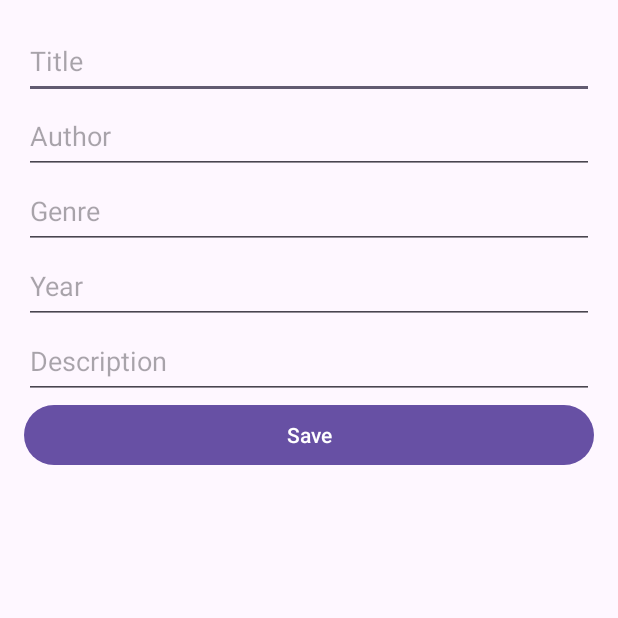
After one commit to Ivelina-Mircheva/MobileApps2025-2301321040, an Android app: the BookFormActivity screen opened directly, with no data from a screen before it, on a phone screen of 412 x 824 dp, the top half of it. The commit adds this screen. Run offline under Robolectric (Android 15) with nearby library versions, the phone set to English and light mode, and no system bars.

Commit message:
Added new activity and relate it to the main.

```diff
--- a/app/src/main/AndroidManifest.xml
+++ b/app/src/main/AndroidManifest.xml
@@ -12,6 +12,9 @@
         android:supportsRtl="true"
         android:theme="@style/Theme.MobileApps20252301321040">
         <activity
+            android:name=".BookFormActivity"
+            android:exported="false" />
+        <activity
             android:name=".MainActivity"
             android:exported="true">
             <intent-filter>
--- /dev/null
+++ b/app/src/main/java/com/example/mobileapps2025_2301321040/BookFormActivity.java
@@ -0,0 +1,24 @@
+package com.example.mobileapps2025_2301321040;
+
+import android.os.Bundle;
+
+import androidx.activity.EdgeToEdge;
+import androidx.appcompat.app.AppCompatActivity;
+import androidx.core.graphics.Insets;
+import androidx.core.view.ViewCompat;
+import androidx.core.view.WindowInsetsCompat;
+
+public class BookFormActivity extends AppCompatActivity {
+
+    @Override
+    protected void onCreate(Bundle savedInstanceState) {
+        super.onCreate(savedInstanceState);
+        EdgeToEdge.enable(this);
+        setContentView(R.layout.activity_book_form);
+//        ViewCompat.setOnApplyWindowInsetsListener(findViewById(R.id.main), (v, insets) -> {
+//            Insets systemBars = insets.getInsets(WindowInsetsCompat.Type.systemBars());
+//            v.setPadding(systemBars.left, systemBars.top, systemBars.right, systemBars.bottom);
+//            return insets;
+//        });
+    }
+}
--- /dev/null
+++ b/app/src/main/res/layout/activity_book_form.xml
@@ -0,0 +1,47 @@
+<?xml version="1.0" encoding="utf-8"?>
+<ScrollView
+xmlns:android="http://schemas.android.com/apk/res/android"
+android:layout_width="match_parent"
+android:layout_height="match_parent">
+
+<LinearLayout
+    android:orientation="vertical"
+    android:padding="16dp"
+    android:layout_width="match_parent"
+    android:layout_height="wrap_content">
+
+    <EditText
+        android:id="@+id/etTitle"
+        android:hint="Title"
+        android:layout_width="match_parent"
+        android:layout_height="50dp"/>
+    <EditText
+        android:id="@+id/etAuthor"
+        android:hint="Author"
+        android:layout_width="match_parent"
+        android:layout_height="50dp"/>
+    <EditText
+        android:id="@+id/etGenre"
+        android:hint="Genre"
+        android:layout_width="match_parent"
+        android:layout_height="50dp"/>
+    <EditText
+        android:id="@+id/etYear"
+        android:hint="Year"
+        android:inputType="number"
+        android:layout_width="match_parent"
+        android:layout_height="50dp"/>
+    <EditText
+        android:id="@+id/etDescription"
+        android:hint="Description"
+        android:layout_width="match_parent"
+        android:layout_height="50dp"/>
+
+    <Button
+        android:id="@+id/btnSaveBook"
+        android:text="Save"
+        android:layout_width="match_parent"
+        android:layout_height="wrap_content"/>
+
+</LinearLayout>
+</ScrollView>
```
Also changed, not shown: app/src/main/java/com/example/mobileapps2025_2301321040/MainActivity.java (+12 -0 lines), app/src/main/res/layout/activity_main.xml (+14 -8 lines).
